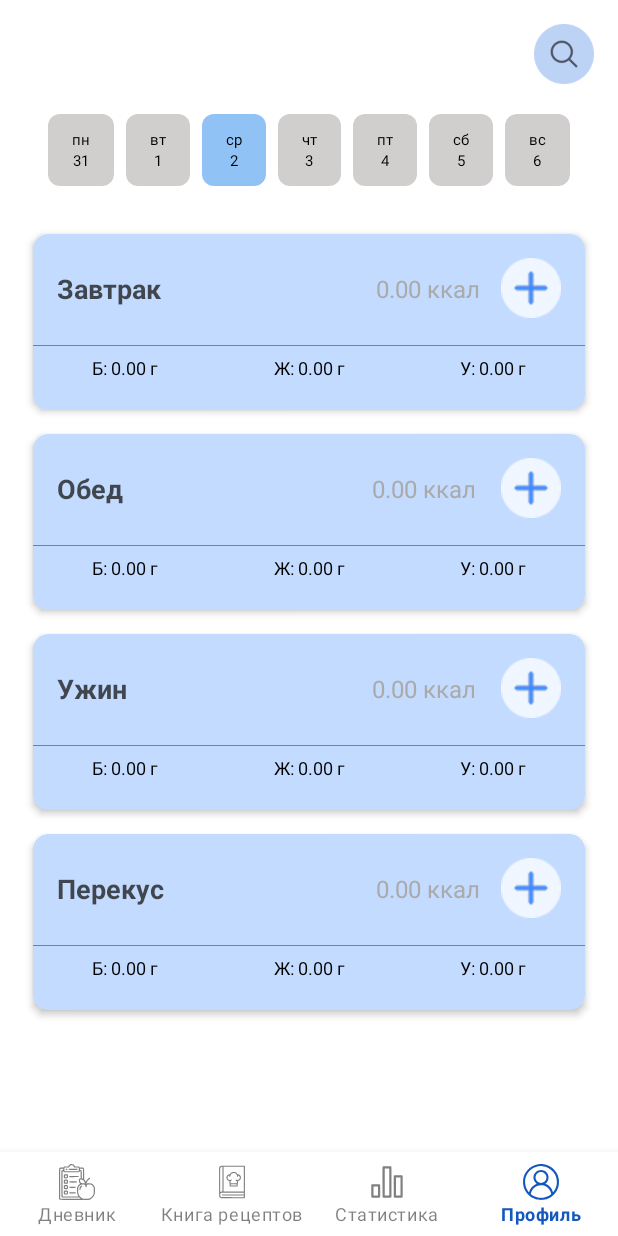
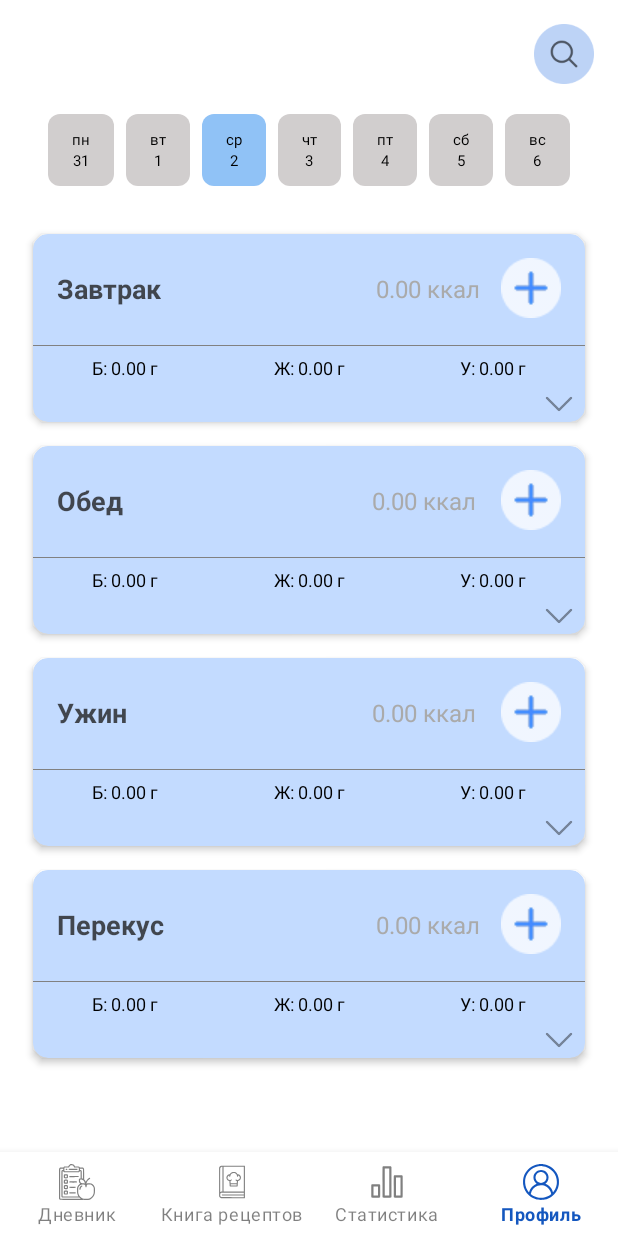
Before and after one commit to ismailkhanova/CalorieCalc, an Android app built with Jetpack Compose: the fragment DiaryFragment placed in its activity, on a phone screen of 412 x 824 dp. Run offline under Robolectric (Android 15) with nearby library versions, the phone set to English and light mode, and no system bars; our stand-ins replace Firebase (no records; nobody signed in at launch, a user with empty details on screens opened directly).

```diff
--- a/app/build.gradle
+++ b/app/build.gradle
@@ -67,4 +67,5 @@ dependencies {
     debugImplementation 'androidx.compose.ui:ui-test-manifest'
     implementation 'com.squareup.retrofit2:retrofit:2.9.0'
     implementation 'com.squareup.retrofit2:converter-gson:2.9.0'
+    implementation 'com.google.firebase:firebase-firestore-ktx:24.5.0'
 }
--- a/app/src/main/java/com/example/caloriecalc/adapters/MealAdapter.kt
+++ b/app/src/main/java/com/example/caloriecalc/adapters/MealAdapter.kt
@@ -26,6 +26,10 @@ class MealAdapter (
     override fun onBindViewHolder(holder: MealViewHolder, position: Int ) {
         val meal = meals[position]
         holder.bind(meal)
+        holder.itemView.findViewById<ImageView>(R.id.expandArrow).setOnClickListener {
+            meal.isExpanded = !meal.isExpanded // Меняем состояние
+            notifyItemChanged(position) // Обновляем элемент
+        }
     }
 
     override fun getItemCount(): Int = meals.size
@@ -48,6 +52,14 @@ class MealAdapter (
             mealProteinTextView.text = "Б: ${String.format("%.2f", meal.getTotalProtein())} г"
             mealFatTextView.text = "Ж: ${String.format("%.2f", meal.getTotalFat())} г"
             mealCarbsTextView.text = "У: ${String.format("%.2f", meal.getTotalCarbs())} г"
+            val expandArrow: ImageView = itemView.findViewById(R.id.expandArrow)
+            val productList: RecyclerView = itemView.findViewById(R.id.recyclerProducts)
+            // Показываем/скрываем список продуктов
+            productList.visibility = if (meal.isExpanded) View.VISIBLE else View.GONE
+
+            // Анимация поворота стрелки
+            val rotationAngle = if (meal.isExpanded) 180f else 0f
+            expandArrow.animate().rotation(rotationAngle).setDuration(200).start()
 
             val productListAdapter = ProductListAdapter(meal.products)
             productsRecyclerView.apply {
--- a/app/src/main/java/com/example/caloriecalc/data/Meal.kt
+++ b/app/src/main/java/com/example/caloriecalc/data/Meal.kt
@@ -2,7 +2,8 @@ package com.example.caloriecalc.data
 
 data class Meal(
     val name: String, // Название приема пищи (Завтрак, Обед и т. д.)
-    val products: MutableList<Product> = mutableListOf() // Список добавленных продуктов
+    val products: MutableList<Product> = mutableListOf(), // Список добавленных продуктов
+    var isExpanded: Boolean = false
 ) {
     // Функции для подсчёта общей калорийности и БЖУ
     fun getTotalCalories(): Double {
--- a/app/src/main/res/layout/item_meal.xml
+++ b/app/src/main/res/layout/item_meal.xml
@@ -107,6 +107,15 @@
                 android:textColor="@android:color/black"
                 android:gravity="center"/>
         </LinearLayout>
+        <ImageView
+            android:id="@+id/expandArrow"
+            android:layout_width="24dp"
+            android:layout_height="24dp"
+            android:src="@drawable/expand_btn"
+            android:rotation="0"
+            android:layout_gravity="end"
+            android:layout_centerVertical="true"
+            android:layout_marginRight="5dp"/>
 
 
         <androidx.recyclerview.widget.RecyclerView
@@ -116,7 +125,9 @@
             android:layout_height="wrap_content"
             android:nestedScrollingEnabled="false"
             android:overScrollMode="never"
-            android:padding="8dp" />
+            android:padding="2dp"
+            android:layout_marginBottom="8dp"
+            android:visibility="gone"/>
     </LinearLayout>
 
 </androidx.cardview.widget.CardView>
```
Also changed, not shown: app/src/main/java/com/example/caloriecalc/adapters/ProductListAdapter.kt (+10 -1 lines), app/src/main/java/com/example/caloriecalc/fragments/SearchProductFragment.kt (+5 -3 lines), app/src/main/res/layout/item_productlist.xml (+8 -15 lines), app/src/main/res/drawable/expand_btn.png (added).
